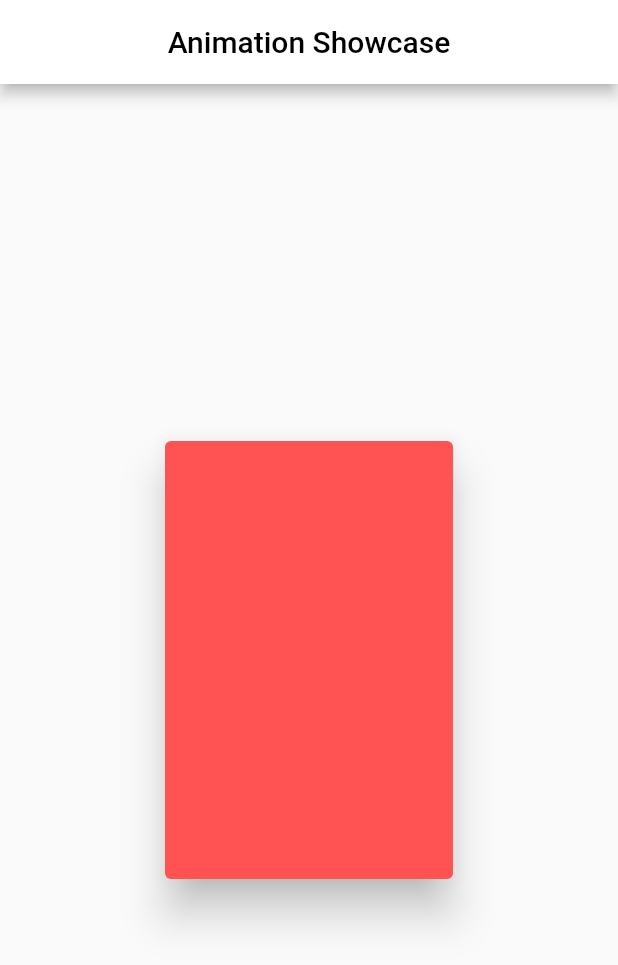
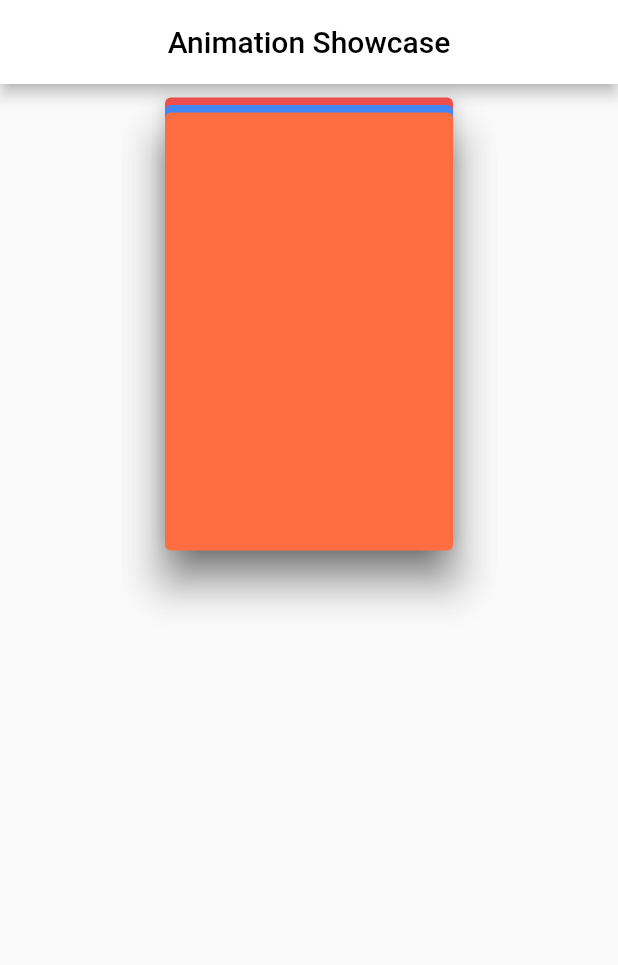
Before and after one commit to av153k/animation-showcase, a Flutter app: the screen it shows after launch, on a phone screen of 412 x 824 dp. Shown: the top 965 px of the screen. Run offline on Flutter 3.47's test engine with Material 2 defaults, Android fonts, the phone set to English and light mode, and no system bars.

Commit message:
Added the card stack

```diff
--- /dev/null
+++ b/lib/card_stack.dart
@@ -0,0 +1,65 @@
+import 'package:flutter/material.dart';
+import 'package:flutter/widgets.dart';
+
+import 'card_unit.dart';
+
+class CardStack extends StatefulWidget {
+  @override
+  _CardStackState createState() => _CardStackState();
+}
+
+class _CardStackState extends State<CardStack> {
+  List<Widget> cardsList;
+
+  void _showNext(index) {
+    setState(() {
+      cardsList.removeAt(index);
+    });
+  }
+
+  @override
+  void initState() {
+    super.initState();
+    cardsList = _stackCards();
+  }
+
+  @override
+  Widget build(BuildContext context) {
+    return Center(
+      child: Stack(
+        alignment: Alignment.center,
+        children: cardsList,
+      ),
+    );
+  }
+
+  List<Widget> _stackCards() {
+    List<FlipCard> _flipCards = [
+      FlipCard(color1: Colors.redAccent, color2: Colors.purpleAccent),
+      FlipCard(color1: Colors.blueAccent, color2: Colors.tealAccent),
+      FlipCard(color1: Colors.deepOrangeAccent, color2: Colors.limeAccent),
+    ];
+    List<double> margins = [5.0, 10.0, 15.0];
+
+    List<Widget> cards = new List();
+
+    for (int x = 0; x < _flipCards.length; x++) {
+      cards.add(
+        Positioned(
+          top: margins[x],
+          child: Draggable(
+              dragAnchor: DragAnchor.child,
+              onDragEnd: (drag) {
+                _showNext(x);
+              },
+              childWhenDragging: Container(
+                color: Colors.transparent,
+              ),
+              child: _flipCards[x],
+              feedback: _flipCards[x]),
+        ),
+      );
+    }
+    return cards;
+  }
+}
--- a/lib/card_unit.dart
+++ b/lib/card_unit.dart
@@ -33,9 +33,7 @@ class _FlipCardState extends State<FlipCard>
 
   @override
   Widget build(BuildContext context) {
-    return Scaffold(
-      body: Container(
-        child: Center(
+    return Center(
       child: Transform(
         alignment: FractionalOffset.center,
         transform: Matrix4.identity()
@@ -54,8 +52,6 @@ class _FlipCardState extends State<FlipCard>
               : getCards(widget.color2),
         ),
       ),
-        ),
-      ),
     );
   }
 }
--- a/lib/constants.dart
+++ b/lib/constants.dart
@@ -1,10 +1,12 @@
+import 'package:animation_showcase/card_unit.dart';
 import 'package:flutter/material.dart';
 
 Widget getCards(Color color1) {
-  return Draggable(
-    affinity: Axis.horizontal,
-    axis: Axis.horizontal,
-    feedback: Card(
+  return Container(
+    height: 300,
+    width: 200,
+    child: Card(
+      color: color1,
       elevation: 12,
       child: Center(
         child: Container(
@@ -13,19 +15,34 @@ Widget getCards(Color color1) {
         ),
       ),
     ),
-    child: Container(
-      height: 300,
-      width: 200,
-      child: Card(
-        color: color1,
-        elevation: 12,
-        child: Center(
-          child: Container(
-            height: 300,
-            width: 200,
-          ),
-        ),
+  );
+}
+
+Widget getIcon(Color color, String text) {
+  return AnimatedContainer(
+    duration: Duration(milliseconds: 200),
+    padding: EdgeInsets.all(10),
+    decoration: BoxDecoration(
+      color: Colors.transparent,
+      border: Border.all(
+        color: color,
+        width: 5,
       ),
+      borderRadius: BorderRadius.circular(5),
+    ),
+    child: Text(
+      "$text",
+      style: TextStyle(color: color, fontWeight: FontWeight.bold),
     ),
   );
 }
+
+Widget getStack() {
+  return Stack(alignment: Alignment.center, children: [
+    Positioned(
+      top: 500,
+      child: getIcon(Colors.green, "LIKE"),
+    ),
+    FlipCard(color1: Colors.redAccent, color2: Colors.amberAccent)
+  ]);
+}
--- a/lib/main.dart
+++ b/lib/main.dart
@@ -1,4 +1,6 @@
+import 'package:animation_showcase/card_stack.dart';
 import 'package:animation_showcase/card_unit.dart';
+import 'package:animation_showcase/constants.dart';
 import 'package:flutter/material.dart';
 
 void main() {
@@ -51,6 +53,13 @@ class MyHomePage extends StatefulWidget {
 }
 
 class _MyHomePageState extends State<MyHomePage> {
+  int currentIndex;
+  @override
+  void initState() {
+    super.initState();
+    currentIndex = 0;
+  }
+
   @override
   Widget build(BuildContext context) {
     // This method is rerun every time setState is called, for instance as done
@@ -68,9 +77,6 @@ class _MyHomePageState extends State<MyHomePage> {
             style: TextStyle(color: Colors.black),
           ),
         ),
-      body: Center(
-        child: FlipCard(color1: Colors.redAccent, color2: Colors.purpleAccent)
-      ),
-    );
+        body: CardStack());
   }
 }
--- a/pubspec.yaml
+++ b/pubspec.yaml
@@ -23,11 +23,8 @@ environment:
 dependencies:
   flutter:
     sdk: flutter
-
   # The following adds the Cupertino Icons font to your application.
   # Use with the CupertinoIcons class for iOS style icons.
-  cupertino_icons: ^0.1.3
-  bloc: ^6.0.1
 
 dev_dependencies:
   flutter_test:
```
Also changed, not shown: pubspec.lock. Lines whose indentation alone changed are shown as unchanged.
